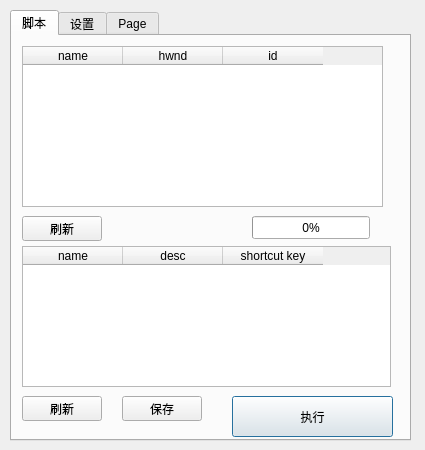
Old version of the form src/ui/mainDialog.ui in the repository vls/vlssrc.dolassistant.
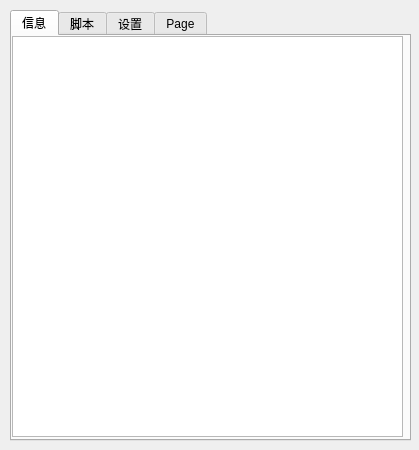
New version of the form.

```diff
--- a/src/ui/mainDialog.ui
+++ b/src/ui/mainDialog.ui
@@ -6,7 +6,7 @@
    <rect>
     <x>0</x>
     <y>0</y>
-    <width>425</width>
+    <width>419</width>
     <height>450</height>
    </rect>
   </property>
@@ -34,6 +34,30 @@
    <property name="currentIndex">
     <number>0</number>
    </property>
+   <widget class="QWidget" name="tab_4">
+    <attribute name="title">
+     <string>信息</string>
+    </attribute>
+    <widget class="QPlainTextEdit" name="txt">
+     <property name="geometry">
+      <rect>
+       <x>0</x>
+       <y>0</y>
+       <width>391</width>
+       <height>401</height>
+      </rect>
+     </property>
+     <property name="horizontalScrollBarPolicy">
+      <enum>Qt::ScrollBarAlwaysOff</enum>
+     </property>
+     <property name="undoRedoEnabled">
+      <bool>false</bool>
+     </property>
+     <property name="readOnly">
+      <bool>true</bool>
+     </property>
+    </widget>
+   </widget>
    <widget class="QWidget" name="tab">
     <attribute name="title">
      <string>脚本</string>
```
